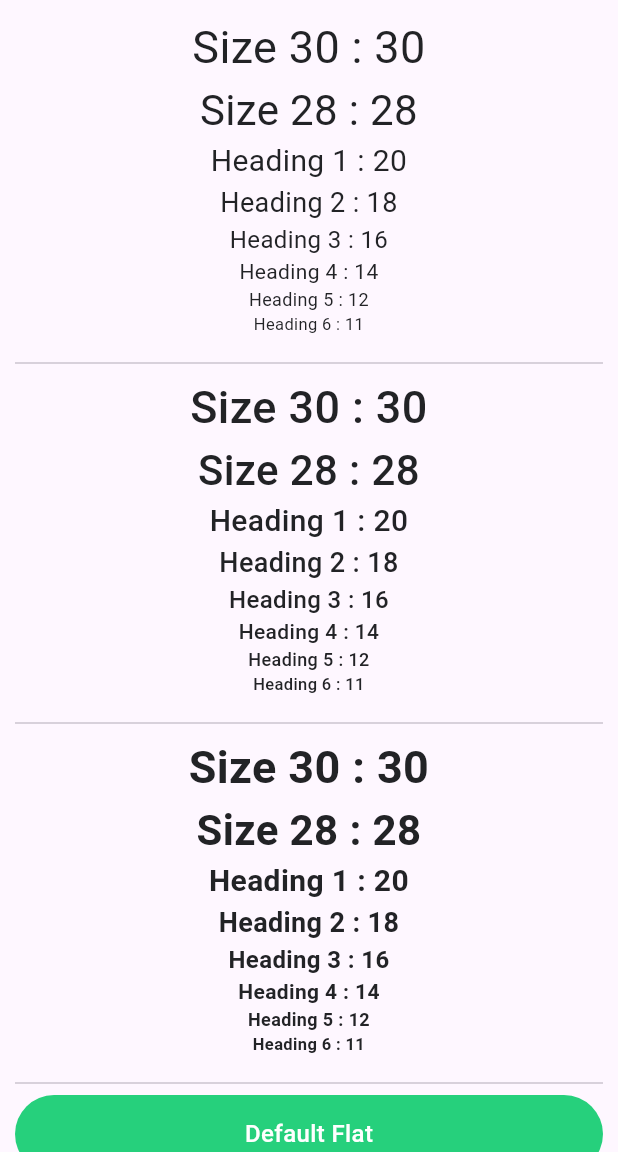
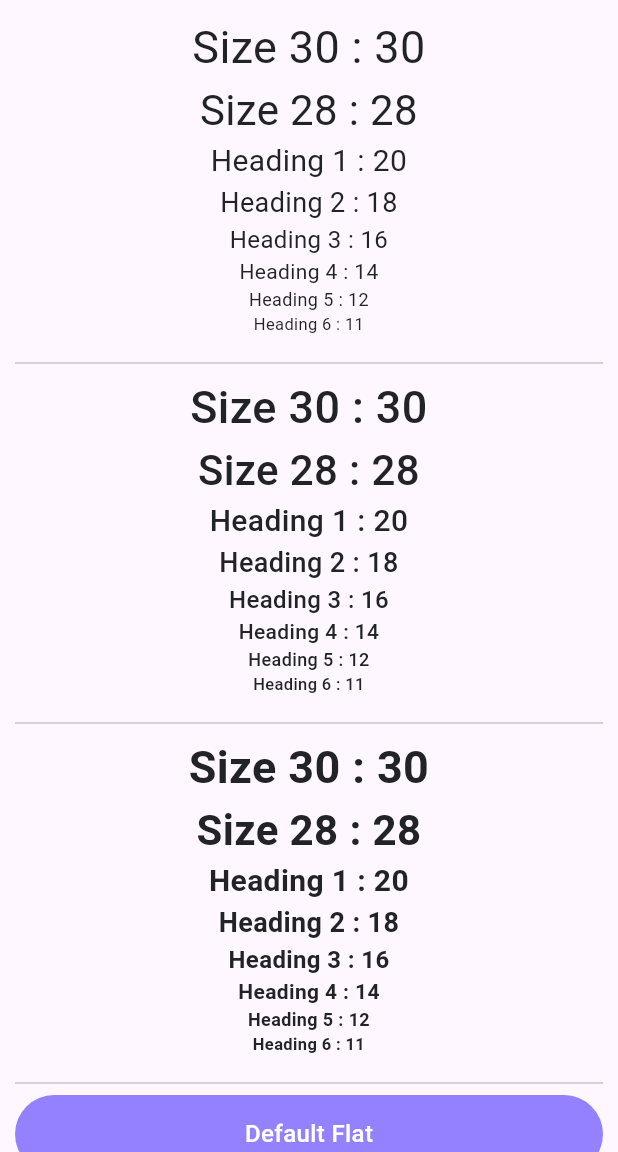
Before and after one commit to Danish-Git/universal_flutter_utils, a Flutter app: the screen it shows after launch, after a tap on "Widgets Sample", on a phone screen of 412 x 824 dp, the part 84-1236 px from its top. Run offline on Flutter 3.47's test engine with Material 3 defaults, Android fonts, the phone set to English and light mode, and no system bars; our stand-ins replace dio, file_picker, get, get_storage, permission_handler, scroll_to_index; network calls fail.

Commit message:
Added support for
* Update custom theme colors,
* API call to upload file
* API call to download file

```diff
--- a/example/lib/main.dart
+++ b/example/lib/main.dart
@@ -1,47 +1,57 @@
-import 'package:example/widgets/avtar_samples.dart';
 import 'package:flutter/material.dart';
 import 'package:get/get.dart';
 import 'package:universal_flutter_utils/universal_flutter_utils.dart';
 
-import 'widgets/button_samples.dart';
-import 'widgets/icon_button_samples.dart';
+import 'api_calls/view/index.dart';
 import 'widgets/index.dart';
-import 'widgets/selectors_sample.dart';
-import 'widgets/text_button_samples.dart';
-import 'widgets/text_samples.dart';
 
 void main() {
   runApp(const MyApp());
 }
 
-class MyApp extends StatelessWidget {
+class MyApp extends StatefulWidget {
   const MyApp({super.key});
 
-  // This widget is the root of your application.
+  @override
+  State<MyApp> createState() => _MyAppState();
+}
+
+class _MyAppState extends State<MyApp> {
+
+  @override
+  void initState() {
+    super.initState();
+    UFUtils.appName = "Universal Flutter Utils Demo";
+    UFUtils.baseUrl = "https://dummyjson.com/";
+    AppTheme.setThemeColors(
+      primary: Color(0xff9381ff),
+      secondary: Color(0xffb8b8ff),
+      tertiary: Color(0xffffd8be),
+    );
+  }
+
   @override
   Widget build(BuildContext context) {
     return GetMaterialApp(
-      title: 'Flutter Demo',
+      title: UFUtils.appName,
       theme: ThemeData(
         colorScheme: ColorScheme.fromSeed(seedColor: Colors.deepPurple),
         useMaterial3: true,
       ),
-      home: const MyHomePage(title: 'Flutter Demo Home Page'),
+      home: const MyHomePage(),
     );
   }
 }
 
 class MyHomePage extends StatelessWidget {
-  const MyHomePage({super.key, required this.title});
-
-  final String title;
+  const MyHomePage({super.key});
 
   @override
   Widget build(BuildContext context) {
     return Scaffold(
       appBar: AppBar(
-        backgroundColor: Theme.of(context).colorScheme.inversePrimary,
-        title: Text(title),
+        backgroundColor: AppTheme.themeColors.primary,
+        title: Text(UFUtils.appName),
       ),
       body: SafeArea(
         child: SingleChildScrollView(
@@ -50,6 +60,8 @@ class MyHomePage extends StatelessWidget {
             mainAxisAlignment: MainAxisAlignment.start,
             children: [
               UFUButton(text: "Widgets Sample", onPressed: () => Get.to(WidgetsSamples())),
+              ...divider(),
+              UFUButton(text: "API Sample Call's", onPressed: () => Get.to(APISampleCalls())),
               ...divider(),
             ],
           ),
--- a/lib/utils/index.dart
+++ b/lib/utils/index.dart
@@ -3,6 +3,7 @@ import 'package:universal_flutter_utils/utils/app_config/index.dart';
 import 'date_time/index.dart';
 import 'form_validator/index.dart';
 import 'permissions/index.dart';
+import 'shared_preferences/index.dart';
 
 class UFUtils {
   static String appName = UFUAppConfig.appName;
@@ -28,4 +29,7 @@ class UFUtils {
   ///   Permission Handling
   static UFPermissionUtils permissionUtils = UFPermissionUtils();
 
+  ///   Shared Preferences Handling
+  static UFPrefUtils preferences = UFPrefUtils();
+
 }
--- a/lib/widgets/button/index.dart
+++ b/lib/widgets/button/index.dart
@@ -108,7 +108,7 @@ class UFUButton extends StatelessWidget {
       case UFUButtonColorType.lightGray:
         color = (type == UFUButtonType.outline)
             ? AppTheme.themeColors.inverse
-            : AppTheme.themeColors.tertiary;
+            : AppTheme.themeColors.primary;
         break;
 
       default:
@@ -125,13 +125,13 @@ class UFUButton extends StatelessWidget {
       return UFUColor.transparent;
     }
 
-    Color color = AppTheme.themeColors.themeGreen;
+    Color color = AppTheme.themeColors.secondary;
 
     switch (colorType) {
       case UFUButtonColorType.primary:
         color = size == UFUButtonSize.floatingButton
             ? AppTheme.themeColors.themeBlue
-            : AppTheme.themeColors.themeGreen;
+            : AppTheme.themeColors.primary;
         break;
 
       case UFUButtonColorType.tertiary:
--- a/lib/widgets/confirmation_dialog/index.dart
+++ b/lib/widgets/confirmation_dialog/index.dart
@@ -175,7 +175,7 @@ class _UFUConfirmationDialogState extends State<UFUConfirmationDialog> {
           flex: UFUResponsiveDesign.popOverButtonFlex,
           child: UFUButton(
             text: widget.prefixBtnText?.toUpperCase(),
-            textColor: AppTheme.themeColors.tertiary,
+            textColor: AppTheme.themeColors.primary,
             size: UFUButtonSize.small,
             disabled: widget.disableButtons,
             colorType: UFUButtonColorType.lightGray,
@@ -196,7 +196,7 @@ class _UFUConfirmationDialogState extends State<UFUConfirmationDialog> {
                 : '',
             textColor: AppTheme.themeColors.base,
             size: UFUButtonSize.small,
-            colorType: UFUButtonColorType.tertiary,
+            colorType: UFUButtonColorType.primary,
             onPressed: widget.onTapSuffix,
             iconWidget: widget.suffixBtnIcon,
             disabled: widget.disableButtons,
--- a/pubspec.yaml
+++ b/pubspec.yaml
@@ -15,9 +15,11 @@ dependencies:
 
   intl: ^0.20.1
   get: ^4.6.6
+  get_storage: ^2.1.1
 
+  path_provider: ^2.1.5
+  file_picker: 8.1.4
   permission_handler: ^11.3.1
-  file_picker: 8.1.4
 
   dio: ^5.7.0
 
```
Also changed, not shown: example/lib/api_calls/view/controller.dart (added, +25 -0 lines), example/lib/api_calls/view/index.dart (added, +50 -0 lines), lib/api_config/api_config.dart (+74 -2 lines), lib/api_config/interceptors/error_interceptor.dart (+34 -4 lines), lib/api_config/interceptors/request_interceptor.dart (+5 -4 lines), lib/utils/shared_preferences/index.dart (added, +56 -0 lines), example/pubspec.lock, 3 other files.
